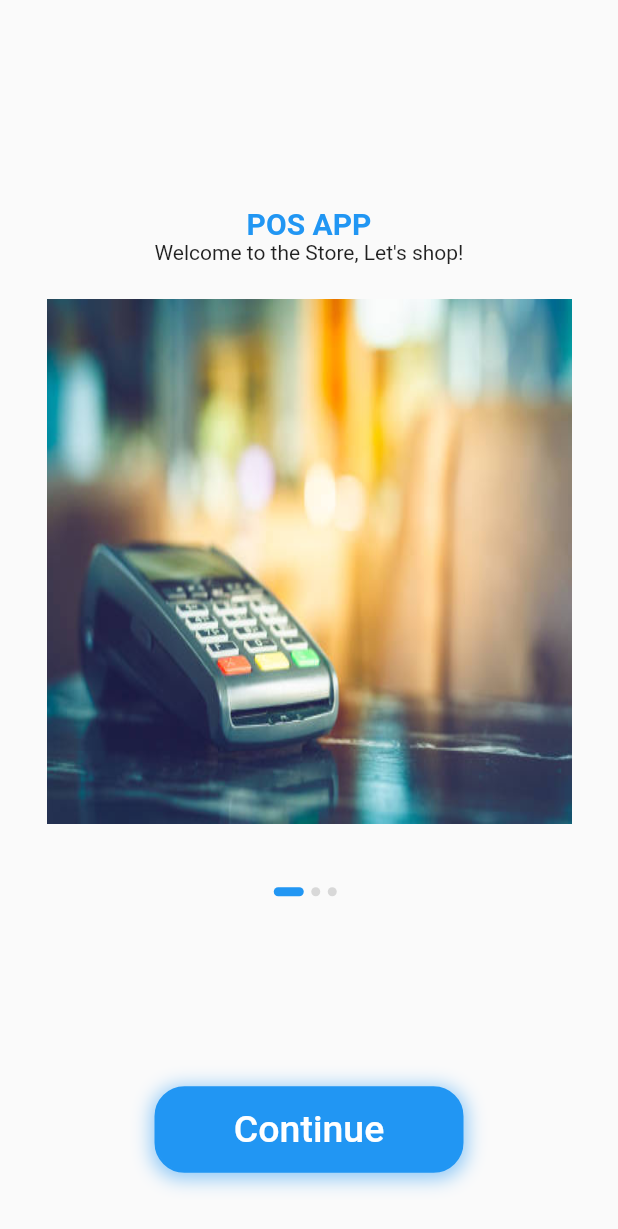
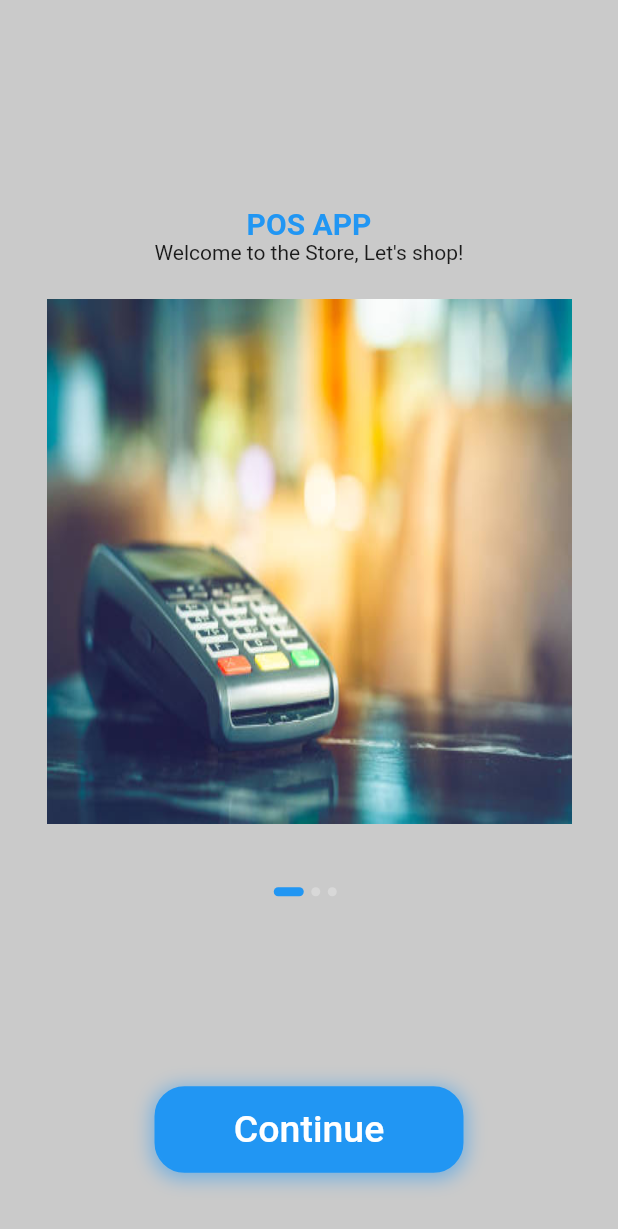
Before and after one commit to AlmahmudiAnas/POS_App, a Flutter app: the screen it shows after launch, on a phone screen of 412 x 824 dp. Shown: the top 1229 px of the screen. Run offline on Flutter 3.47's test engine with Material 2 defaults, Android fonts, the light colour scheme and no system bars; our stand-ins replace flutter_otp_text_field.

Commit message:
splash screen

```diff
--- a/lib/Screens/Splash Screen/splash_screen.dart
+++ b/lib/Screens/Splash Screen/splash_screen.dart
@@ -34,6 +34,7 @@ class _SplashScreenState extends State<SplashScreen> {
   Widget build(BuildContext context) {
     Size size = MediaQuery.of(context).size;
     return Scaffold(
+      backgroundColor: Color.fromARGB(255, 202, 202, 202),
       body: SizedBox(
         width: double.infinity,
         child: Column(
```
